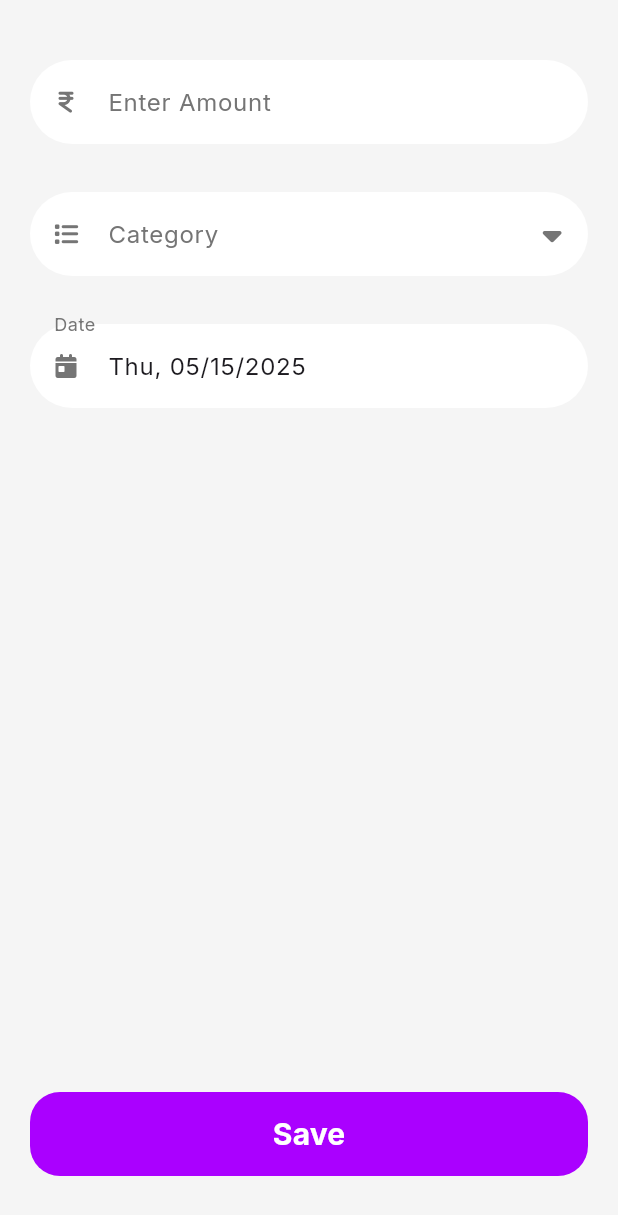
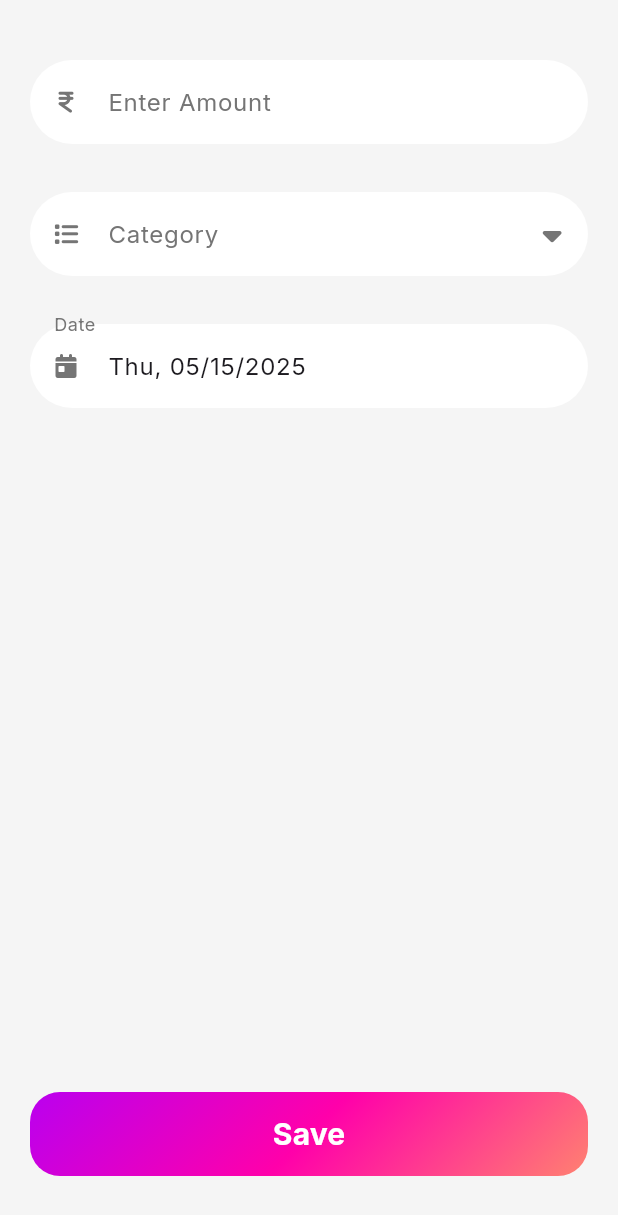
Before and after one commit to IshanKarki/Khutruke, a Flutter app: the AddExpense screen opened directly, on a phone screen of 412 x 824 dp. Shown: the top 1215 px of the screen. Run offline on Flutter 3.47's test engine with Material 3 defaults, Android fonts, the phone set to English and light mode, and no system bars; our stand-ins replace fl_chart, font_awesome_flutter, google_fonts.

Commit message:
Some UI changes

```diff
--- a/lib/screens/add_expense/views/add_expense.dart
+++ b/lib/screens/add_expense/views/add_expense.dart
@@ -1,3 +1,5 @@
+import 'dart:math';
+
 import 'package:flutter/material.dart';
 import 'package:flutter/services.dart';
 import 'package:font_awesome_flutter/font_awesome_flutter.dart';
@@ -72,11 +74,12 @@ class _AddExpenseState extends State<AddExpense> {
                   Navigator.push(
                     context,
                     MaterialPageRoute(
-                      builder: (context) => Categories(
-                        onCategorySelected: (selectedCategory) {
-                          categoryController.text = selectedCategory;
-                        },
-                      ),
+                      builder:
+                          (context) => Categories(
+                            onCategorySelected: (selectedCategory) {
+                              categoryController.text = selectedCategory;
+                            },
+                          ),
                     ),
                   );
                 },
@@ -142,19 +145,30 @@ class _AddExpenseState extends State<AddExpense> {
 
               //for save button to move it to the bottom
               Spacer(),
-              SizedBox(
+              Container(
                 width: double.infinity,
                 height: kToolbarHeight,
+                decoration: BoxDecoration(
+                  gradient: LinearGradient(
+                    colors: [
+                      Theme.of(context).colorScheme.primary,
+                      Theme.of(context).colorScheme.secondary,
+                      Theme.of(context).colorScheme.tertiary,
+                    ],
+                    transform: const GradientRotation(pi / 4),
+                  ),
+                  borderRadius: BorderRadius.circular(20),
+                ),
                 child: TextButton(
                   onPressed: () {
                     print('Saved pressed');
                   },
-                  style: TextButton.styleFrom(
-                    backgroundColor: Theme.of(context).colorScheme.primary,
-                    shape: RoundedRectangleBorder(
-                      borderRadius: BorderRadius.circular(20),
-                    ),
-                  ),
+                  // style: TextButton.styleFrom(
+                  //   backgroundColor: Theme.of(context).colorScheme.primary,
+                  //   shape: RoundedRectangleBorder(
+                  //     borderRadius: BorderRadius.circular(20),
+                  //   ),
+                  // ),
                   child: Text(
                     'Save',
                     style: TextStyle(
--- a/lib/screens/home/views/chart.dart
+++ b/lib/screens/home/views/chart.dart
@@ -21,6 +21,7 @@ class _MyChartState extends State<MyChart> {
       barRods: [
         BarChartRodData(
           color: Theme.of(context).colorScheme.primary,
+          borderRadius: BorderRadius.circular(2),
           toY: y,
           // gradient: LinearGradient(
           //   colors: [
@@ -30,7 +31,7 @@ class _MyChartState extends State<MyChart> {
           //   ],
           //   transform: const GradientRotation(pi / 40),
           // ),
-          width: 10,
+          width: 12,
           backDrawRodData: BackgroundBarChartRodData(
             show: true,
             toY: 5,
--- a/lib/screens/home/views/stat_screen.dart
+++ b/lib/screens/home/views/stat_screen.dart
@@ -13,7 +13,7 @@ class StatScreen extends StatelessWidget {
         foregroundColor: Colors.white,
         backgroundColor: Theme.of(context).colorScheme.primary,
         title: Text(
-          'Transactions',
+          'Statistics',
           style: TextStyle(
             fontSize: 25,
             fontWeight: FontWeight.bold,
```
Also changed, not shown: lib/screens/add_expense/views/add_income.dart (+21 -7 lines).
